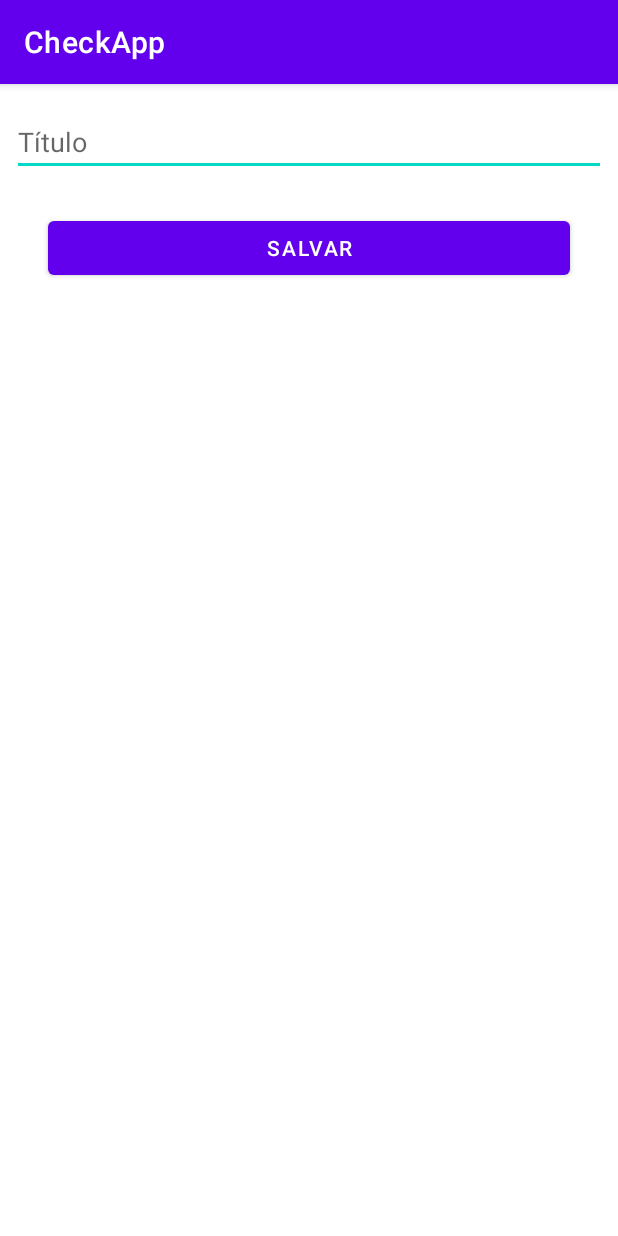
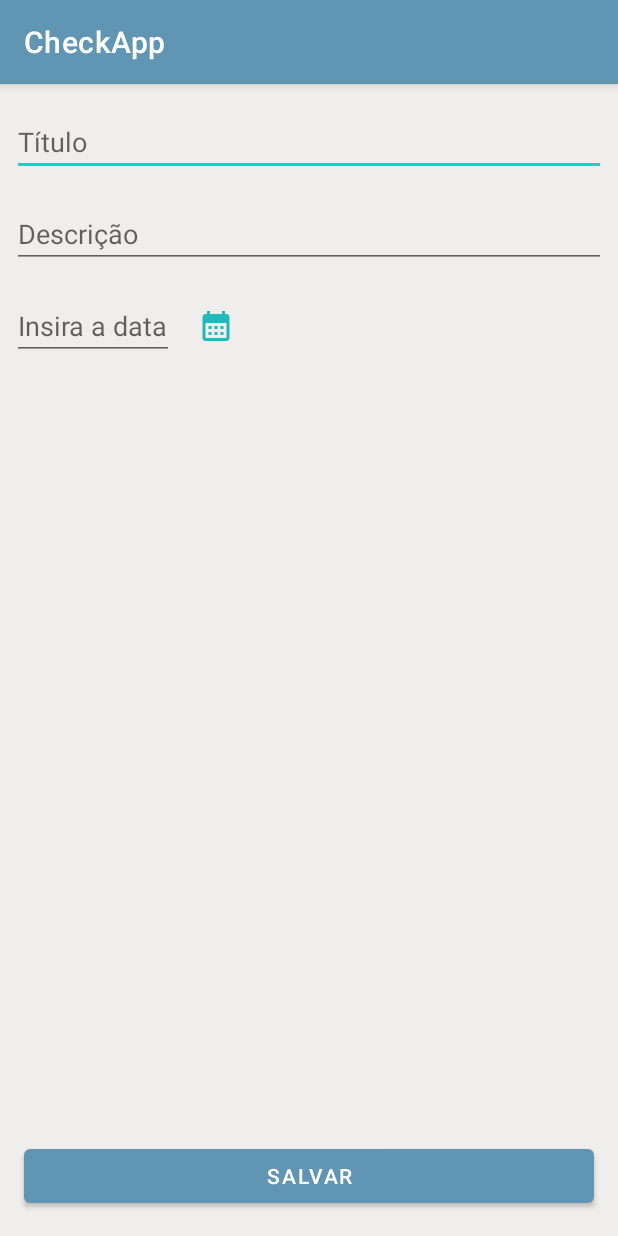
Before and after one commit to Patrick-Rafael/App-Anotado, an Android app: the AddCheckActivity screen opened directly, with no data from a screen before it, on a phone screen of 412 x 824 dp. Run offline under Robolectric (Android 15) with nearby library versions, the phone set to English and light mode, and no system bars.

Commit message:
Alterando cores e adicionando campos

```diff
--- a/app/src/main/AndroidManifest.xml
+++ b/app/src/main/AndroidManifest.xml
@@ -13,14 +13,14 @@
         android:theme="@style/Theme.CheckApp"
         tools:targetApi="31">
         <activity
-            android:name=".view.AddCheckActivity"
+            android:name=".model.view.AddCheckActivity"
             android:exported="false">
             <meta-data
                 android:name="android.app.lib_name"
                 android:value="" />
         </activity>
         <activity
-            android:name=".view.MainActivity"
+            android:name=".model.view.MainActivity"
             android:exported="true">
             <intent-filter>
                 <action android:name="android.intent.action.MAIN" />
--- a/app/src/main/java/com/example/checkapp/helper/CheckDAO.java
+++ b/app/src/main/java/com/example/checkapp/helper/CheckDAO.java
@@ -28,7 +28,7 @@ public class CheckDAO implements ICheckDAO {
     public Boolean save(Checks checks) {
 
         ContentValues cv = new ContentValues();
-        cv.put("name", checks.getTextTitleChecks());
+        cv.put("name", checks.getTextTitle());
 
 
         try {
@@ -73,7 +73,7 @@ public class CheckDAO implements ICheckDAO {
 
 
             checks.setId(id);
-            checks.setTextTitleChecks(CheckName);
+            checks.setTextTitle(CheckName);
 
             check.add(checks);
         }
--- /dev/null
+++ b/app/src/main/java/com/example/checkapp/model/view/AddCheckActivity.java
@@ -0,0 +1,101 @@
+package com.example.checkapp.model.view;
+
+import androidx.appcompat.app.AppCompatActivity;
+
+import android.app.DatePickerDialog;
+import android.os.Bundle;
+import android.view.View;
+import android.widget.Button;
+import android.widget.DatePicker;
+import android.widget.EditText;
+import android.widget.ImageView;
+import android.widget.Toast;
+
+import com.example.checkapp.R;
+import com.example.checkapp.helper.CheckDAO;
+import com.example.checkapp.model.Checks;
+
+import java.util.Calendar;
+
+public class AddCheckActivity extends AppCompatActivity {
+
+    private EditText editAddCheck, editDate, editDescrition;
+    private Button btnSaveCheck;
+    private ImageView imageDate;
+
+
+    @Override
+    protected void onCreate(Bundle savedInstanceState) {
+        super.onCreate(savedInstanceState);
+        setContentView(R.layout.activity_add_check);
+        ids();
+        date();
+
+
+        btnSaveCheck.setOnClickListener(new View.OnClickListener() {
+            @Override
+            public void onClick(View view) {
+                saveCheck();
+                Toast.makeText(AddCheckActivity.this, "Tarefa Salva", Toast.LENGTH_SHORT).show();
+
+            }
+        });
+
+    }
+
+    public void saveCheck() {
+
+        String checkName = editAddCheck.getText().toString();
+
+        CheckDAO checkDAO = new CheckDAO(getApplicationContext());
+
+
+        if (!checkName.isEmpty()) {
+            Checks checks = new Checks();
+            checks.setTextTitle(checkName);
+            checkDAO.save(checks);
+            finish();
+        }
+
+
+    }
+
+    public void date() {
+
+        final Calendar calendar = Calendar.getInstance();
+        final int year = calendar.get(Calendar.YEAR);
+        final int month = calendar.get(Calendar.MONTH);
+        final int day = calendar.get(Calendar.DAY_OF_MONTH);
+
+        imageDate.setOnClickListener(new View.OnClickListener() {
+            @Override
+            public void onClick(View view) {
+                DatePickerDialog dialog = new DatePickerDialog(AddCheckActivity.this, new DatePickerDialog.OnDateSetListener() {
+                    @Override
+                    public void onDateSet(DatePicker datePicker, int year, int month, int dayOfMonth) {
+
+                        month = month + 1;
+                        String date = day + "/" + month + "/" + year;
+                        editDate.setText(date);
+
+
+                    }
+                }, year, month, day);
+                dialog.show();
+            }
+        });
+
+
+    }
+
+    public void ids() {
+
+        editAddCheck = findViewById(R.id.editAddCheck);
+        btnSaveCheck = findViewById(R.id.buttonSaveCheck);
+        editDate = findViewById(R.id.editDate);
+        editDescrition = findViewById(R.id.editDescription);
+        imageDate = findViewById(R.id.imageDate);
+
+
+    }
+}
--- a/app/src/main/java/com/example/checkapp/view/MainActivity.java
+++ b/app/src/main/java/com/example/checkapp/model/view/MainActivity.java
@@ -1,4 +1,4 @@
-package com.example.checkapp.view;
+package com.example.checkapp.model.view;
 
 import androidx.appcompat.app.AppCompatActivity;
 import androidx.recyclerview.widget.LinearLayoutManager;
@@ -7,11 +7,9 @@ import androidx.recyclerview.widget.RecyclerView;
 import android.content.Intent;
 import android.os.Bundle;
 import android.view.View;
-import android.widget.AdapterView;
 
 import com.example.checkapp.R;
 import com.example.checkapp.adapter.Adapter_Checks;
-import com.example.checkapp.helper.RecyclerItemClickListener;
 import com.example.checkapp.helper.CheckDAO;
 import com.example.checkapp.model.Checks;
 import com.google.android.material.floatingactionbutton.FloatingActionButton;
--- a/app/src/main/java/com/example/checkapp/view/AddCheckActivity.java
+++ /dev/null
@@ -1,62 +0,0 @@
-package com.example.checkapp.view;
-
-import androidx.appcompat.app.AppCompatActivity;
-
-import android.os.Bundle;
-import android.view.View;
-import android.widget.Button;
-import android.widget.EditText;
-import android.widget.Toast;
-
-import com.example.checkapp.R;
-import com.example.checkapp.helper.CheckDAO;
-import com.example.checkapp.model.Checks;
-
-public class AddCheckActivity extends AppCompatActivity {
-
-    private EditText editAddCheck;
-    private Button btnSaveCheck;
-
-
-    @Override
-    protected void onCreate(Bundle savedInstanceState) {
-        super.onCreate(savedInstanceState);
-        setContentView(R.layout.activity_add_check);
-        ids();
-
-
-        btnSaveCheck.setOnClickListener(new View.OnClickListener() {
-            @Override
-            public void onClick(View view) {
-                saveCheck();
-                Toast.makeText(AddCheckActivity.this, "Tarefa Salva", Toast.LENGTH_SHORT).show();
-
-            }
-        });
-
-    }
-
-    public void saveCheck() {
-
-        String checkName = editAddCheck.getText().toString();
-
-        CheckDAO checkDAO = new CheckDAO(getApplicationContext());
-
-
-        if (!checkName.isEmpty()) {
-            Checks checks = new Checks();
-            checks.setTextTitleChecks(checkName);
-            checkDAO.save(checks);
-            finish();
-        }
-
-
-    }
-
-    public void ids() {
-
-        editAddCheck = findViewById(R.id.editAddCheck);
-        btnSaveCheck = findViewById(R.id.buttonSaveCheck);
-
-    }
-}
--- /dev/null
+++ b/app/src/main/res/drawable-v24/ic_calendar.xml
@@ -0,0 +1,5 @@
+<vector android:height="24dp" android:tint="#21BABA"
+    android:viewportHeight="24" android:viewportWidth="24"
+    android:width="24dp" xmlns:android="http://schemas.android.com/apk/res/android">
+    <path android:fillColor="@android:color/white" android:pathData="M19,4h-1V2h-2v2H8V2H6v2H5C3.89,4 3.01,4.9 3.01,6L3,20c0,1.1 0.89,2 2,2h14c1.1,0 2,-0.9 2,-2V6C21,4.9 20.1,4 19,4zM19,20H5V10h14V20zM9,14H7v-2h2V14zM13,14h-2v-2h2V14zM17,14h-2v-2h2V14zM9,18H7v-2h2V18zM13,18h-2v-2h2V18zM17,18h-2v-2h2V18z"/>
+</vector>
--- a/app/src/main/res/layout/activity_add_check.xml
+++ b/app/src/main/res/layout/activity_add_check.xml
@@ -4,7 +4,7 @@
     xmlns:tools="http://schemas.android.com/tools"
     android:layout_width="match_parent"
     android:layout_height="match_parent"
-    tools:context=".view.AddCheckActivity">
+    android:background="@color/background">
 
     <EditText
         android:id="@+id/editAddCheck"
@@ -20,15 +20,48 @@
         app:layout_constraintStart_toStartOf="parent"
         app:layout_constraintTop_toTopOf="parent" />
 
+    <EditText
+        android:id="@+id/editDescription"
+        android:layout_width="0dp"
+        android:layout_height="wrap_content"
+        android:layout_marginTop="16dp"
+        android:hint="Descrição"
+        app:layout_constraintEnd_toEndOf="@+id/editAddCheck"
+        app:layout_constraintStart_toStartOf="@+id/editAddCheck"
+        app:layout_constraintTop_toBottomOf="@+id/editAddCheck" />
+
+    <EditText
+        android:id="@+id/editDate"
+        android:layout_width="0dp"
+        android:layout_height="wrap_content"
+        android:editable="false"
+        android:layout_marginTop="16dp"
+        android:hint="Insira a data"
+        app:layout_constraintStart_toStartOf="@+id/editDescription"
+        app:layout_constraintTop_toBottomOf="@+id/editDescription" />
+
     <Button
         android:id="@+id/buttonSaveCheck"
         android:layout_width="0dp"
         android:layout_height="wrap_content"
-        android:layout_marginStart="32dp"
-        android:layout_marginTop="24dp"
-        android:layout_marginEnd="32dp"
+        android:layout_marginStart="16dp"
+        android:layout_marginEnd="16dp"
+        android:layout_marginBottom="16dp"
         android:text="@string/saveTask"
+        app:layout_constraintBottom_toBottomOf="parent"
         app:layout_constraintEnd_toEndOf="parent"
-        app:layout_constraintStart_toStartOf="parent"
-        app:layout_constraintTop_toBottomOf="@+id/editAddCheck" />
+        app:layout_constraintStart_toStartOf="parent" />
+
+    <ImageView
+        android:id="@+id/imageDate"
+        android:layout_width="wrap_content"
+        android:layout_height="wrap_content"
+        android:layout_marginStart="16dp"
+        app:layout_constraintBottom_toBottomOf="@+id/editDate"
+        app:layout_constraintStart_toEndOf="@+id/editDate"
+        app:layout_constraintTop_toTopOf="@+id/editDate"
+        app:srcCompat="@drawable/ic_calendar" />
+
+
+
 </androidx.constraintlayout.widget.ConstraintLayout>
--- a/app/src/main/res/layout/activity_main.xml
+++ b/app/src/main/res/layout/activity_main.xml
@@ -4,7 +4,7 @@
     xmlns:tools="http://schemas.android.com/tools"
     android:layout_width="match_parent"
     android:layout_height="match_parent"
-    tools:context=".view.MainActivity">
+    tools:context=".model.view.MainActivity">
 
     <com.google.android.material.floatingactionbutton.FloatingActionButton
         android:id="@+id/floatingButtonAddCheks"
--- a/app/src/main/res/values/colors.xml
+++ b/app/src/main/res/values/colors.xml
@@ -1,10 +1,11 @@
 <?xml version="1.0" encoding="utf-8"?>
 <resources>
     <color name="purple_200">#FFBB86FC</color>
-    <color name="purple_500">#FF6200EE</color>
-    <color name="purple_700">#FF3700B3</color>
+    <color name="purple_500">#6096B4</color>
+    <color name="purple_700">#93BFCF</color>
     <color name="teal_200">#FF03DAC5</color>
     <color name="teal_700">#FF018786</color>
     <color name="black">#FF000000</color>
     <color name="white">#FFFFFFFF</color>
+    <color name="background">#F0EEED</color>
 </resources>
```
Also changed, not shown: app/src/main/java/com/example/checkapp/adapter/Adapter_Checks.java (+7 -3 lines), app/src/main/java/com/example/checkapp/model/Checks.java (+22 -6 lines), app/src/main/res/layout/item_checks.xml (+32 -28 lines).
